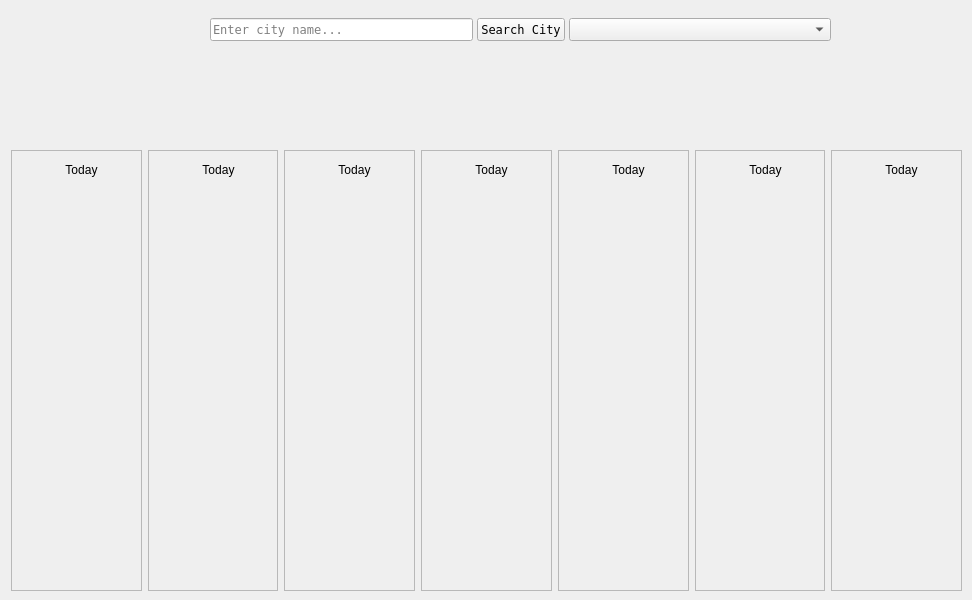
The window that srcs/mainwindow.ui (putguigz/CityWeather) describes before a commit, drawn with Qt 5.
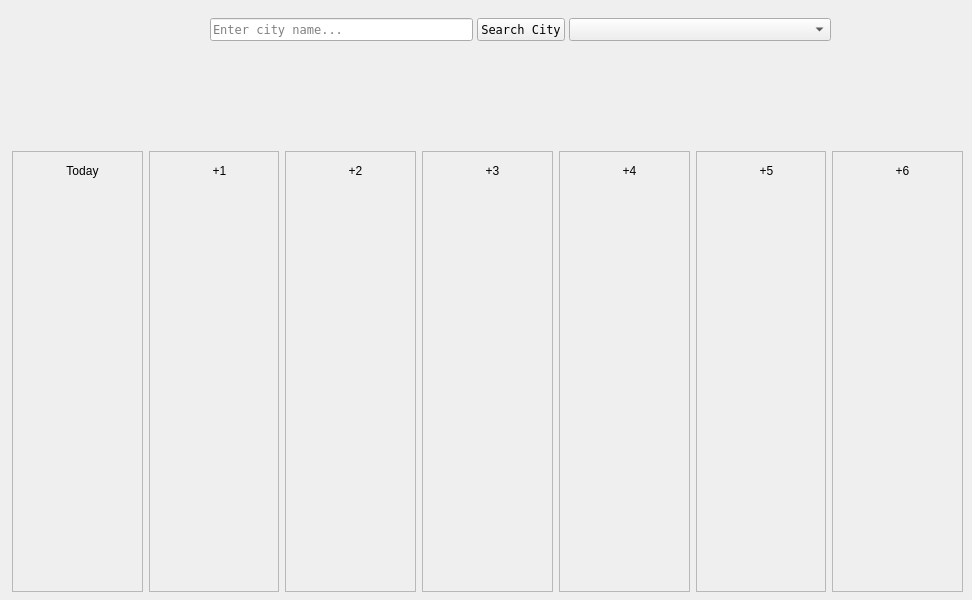
The same window after the commit.

Diff of the .ui file:
```diff
--- a/srcs/mainwindow.ui
+++ b/srcs/mainwindow.ui
@@ -114,14 +114,14 @@
    <widget class="QWidget" name="">
     <property name="geometry">
      <rect>
-      <x>11</x>
-      <y>150</y>
+      <x>12</x>
+      <y>151</y>
       <width>951</width>
       <height>441</height>
      </rect>
     </property>
-    <layout class="QGridLayout" name="gridLayout">
-     <item row="0" column="0">
+    <layout class="QHBoxLayout" name="tilesLayout">
+     <item>
       <widget class="QFrame" name="frame">
        <property name="frameShape">
         <enum>QFrame::StyledPanel</enum>
@@ -195,7 +195,7 @@
        </widget>
       </widget>
      </item>
-     <item row="0" column="1">
+     <item>
       <widget class="QFrame" name="frame_2">
        <property name="frameShape">
         <enum>QFrame::StyledPanel</enum>
@@ -261,7 +261,7 @@
          <string notr="true">font: 75 oblique 11pt &quot;DejaVu Sans Mono&quot;;</string>
         </property>
         <property name="text">
-         <string>Today</string>
+         <string>+1</string>
         </property>
         <property name="alignment">
          <set>Qt::AlignCenter</set>
@@ -269,7 +269,7 @@
        </widget>
       </widget>
      </item>
-     <item row="0" column="2">
+     <item>
       <widget class="QFrame" name="frame_3">
        <property name="frameShape">
         <enum>QFrame::StyledPanel</enum>
@@ -335,7 +335,7 @@
          <string notr="true">font: 75 oblique 11pt &quot;DejaVu Sans Mono&quot;;</string>
         </property>
         <property name="text">
-         <string>Today</string>
+         <string>+2</string>
         </property>
         <property name="alignment">
          <set>Qt::AlignCenter</set>
@@ -343,7 +343,7 @@
        </widget>
       </widget>
      </item>
-     <item row="0" column="3">
+     <item>
       <widget class="QFrame" name="frame_4">
        <property name="frameShape">
         <enum>QFrame::StyledPanel</enum>
@@ -409,7 +409,7 @@
          <string notr="true">font: 75 oblique 11pt &quot;DejaVu Sans Mono&quot;;</string>
         </property>
         <property name="text">
-         <string>Today</string>
+         <string>+3</string>
         </property>
         <property name="alignment">
          <set>Qt::AlignCenter</set>
@@ -417,7 +417,7 @@
        </widget>
       </widget>
      </item>
-     <item row="0" column="4">
+     <item>
       <widget class="QFrame" name="frame_5">
        <property name="frameShape">
         <enum>QFrame::StyledPanel</enum>
@@ -483,7 +483,7 @@
          <string notr="true">font: 75 oblique 11pt &quot;DejaVu Sans Mono&quot;;</string>
         </property>
         <property name="text">
-         <string>Today</string>
+         <string>+4</string>
         </property>
         <property name="alignment">
          <set>Qt::AlignCenter</set>
@@ -491,7 +491,7 @@
        </widget>
       </widget>
      </item>
-     <item row="0" column="5">
+     <item>
       <widget class="QFrame" name="frame_6">
        <property name="frameShape">
         <enum>QFrame::StyledPanel</enum>
@@ -557,7 +557,7 @@
          <string notr="true">font: 75 oblique 11pt &quot;DejaVu Sans Mono&quot;;</string>
         </property>
         <property name="text">
-         <string>Today</string>
+         <string>+5</string>
         </property>
         <property name="alignment">
          <set>Qt::AlignCenter</set>
@@ -565,7 +565,7 @@
        </widget>
       </widget>
      </item>
-     <item row="0" column="6">
+     <item>
       <widget class="QFrame" name="frame_7">
        <property name="frameShape">
         <enum>QFrame::StyledPanel</enum>
@@ -631,7 +631,7 @@
          <string notr="true">font: 75 oblique 11pt &quot;DejaVu Sans Mono&quot;;</string>
         </property>
         <property name="text">
-         <string>Today</string>
+         <string>+6</string>
         </property>
         <property name="alignment">
          <set>Qt::AlignCenter</set>
```
Left out of the diff: 2 changed lines with no effect on the pictures.
